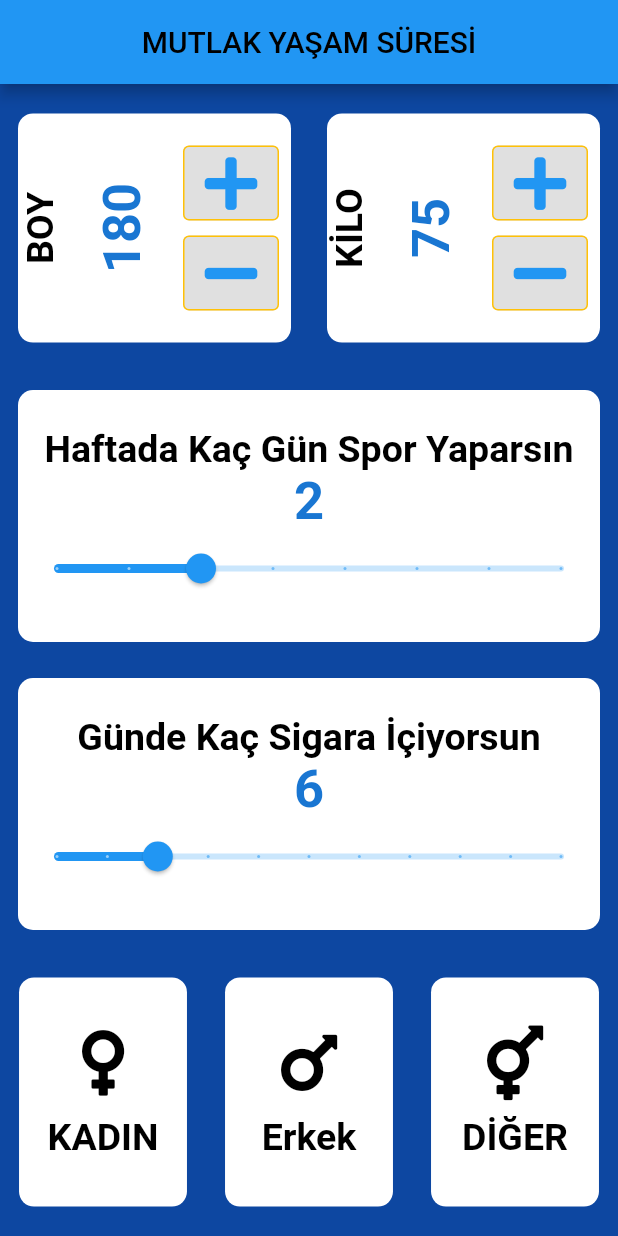
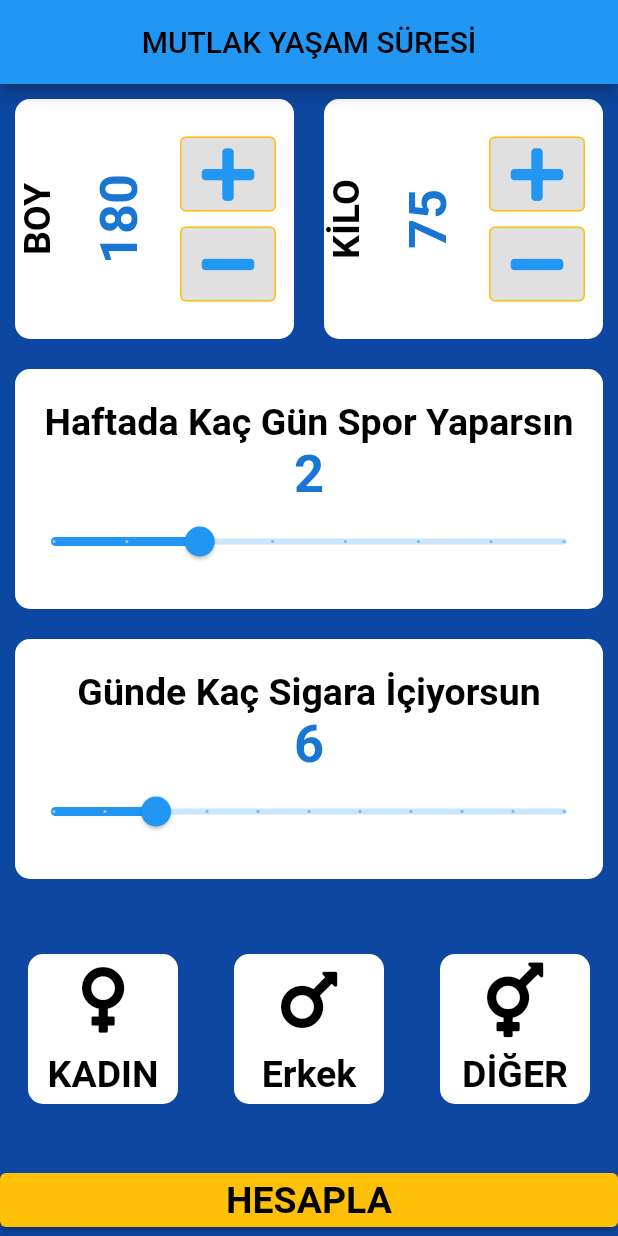
Before and after one commit to sekercih/life_cycle, a Flutter app: the screen it shows after launch, on a phone screen of 412 x 824 dp. Run offline on Flutter 3.47's test engine with Material 2 defaults, Android fonts, the phone set to English and light mode, and no system bars; our stand-ins replace font_awesome_flutter.

Commit message:
calc methot

```diff
--- a/lib/constants.dart
+++ b/lib/constants.dart
@@ -1,7 +1,7 @@
 import 'package:flutter/material.dart';
 
-TextStyle metinStyle = const TextStyle(
-    fontSize: 25.0, color: Colors.black, fontWeight: FontWeight.bold);
+TextStyle metinStyle =
+    TextStyle(fontSize: 25.0, color: Colors.black, fontWeight: FontWeight.bold);
 
 TextStyle sayiStyle = TextStyle(
     fontSize: 35, color: Colors.blue.shade700, fontWeight: FontWeight.bold);
--- a/lib/screens/input_page.dart
+++ b/lib/screens/input_page.dart
@@ -1,6 +1,8 @@
 import 'package:flutter/material.dart';
 import 'package:font_awesome_flutter/font_awesome_flutter.dart';
 import 'package:life_cycle_application/constants.dart';
+import 'package:life_cycle_application/screens/sonuc.dart';
+import 'package:life_cycle_application/userdata/user_data.dart';
 import 'package:life_cycle_application/wigdets/gender_wigdet.dart';
 import 'package:life_cycle_application/wigdets/my_container_wigdet.dart';
 
@@ -33,6 +35,7 @@ class _InputSayfasiState extends State<InputSayfasi> {
         crossAxisAlignment: CrossAxisAlignment.stretch,
         children: [
           Expanded(
+            flex: 2,
             child: Row(
               mainAxisAlignment: MainAxisAlignment.spaceAround,
               children: <Widget>[
@@ -83,6 +86,7 @@ class _InputSayfasiState extends State<InputSayfasi> {
           // ),
 
           Expanded(
+            flex: 2,
             child: MyContainer(
               child: Column(
                 mainAxisAlignment: MainAxisAlignment.center,
@@ -91,7 +95,11 @@ class _InputSayfasiState extends State<InputSayfasi> {
                     "Haftada Kaç Gün Spor Yaparsın",
                     style: metinStyle,
                   ),
-                  Text(spor.round().toString(), style: sayiStyle),
+                  Text(
+                    spor.round().toString(),
+                    style: sayiStyle,
+                    // textAlign: TextAlign.center,
+                  ),
                   Slider.adaptive(
                       max: 7,
                       min: 0,
@@ -108,6 +116,7 @@ class _InputSayfasiState extends State<InputSayfasi> {
             ),
           ),
           Expanded(
+            flex: 2,
             child: MyContainer(
               child: Column(
                 mainAxisAlignment: MainAxisAlignment.center,
@@ -140,10 +149,13 @@ class _InputSayfasiState extends State<InputSayfasi> {
             ),
           ),
           Expanded(
+            flex: 2,
             child: Row(
               mainAxisAlignment: MainAxisAlignment.spaceAround,
               children: [
                 MyContainer(
+                  width: 100,
+                  height: 100,
                   renk: selectGender == "KADIN" ? Colors.pink : Colors.white,
                   sonPress: () {
                     setState(() {
@@ -154,6 +166,8 @@ class _InputSayfasiState extends State<InputSayfasi> {
                   child: const CenderWigdet(),
                 ),
                 MyContainer(
+                  width: 100,
+                  height: 100,
                   renk:
                       selectGender == "ERKEK" ? Colors.lightBlue : Colors.white,
                   sonPress: () async {
@@ -168,6 +182,8 @@ class _InputSayfasiState extends State<InputSayfasi> {
                   ),
                 ),
                 MyContainer(
+                  width: 100,
+                  height: 100,
                   renk: selectGender == "DİĞER"
                       ? Color(0x8EE70707)
                       : Colors.white,
@@ -185,6 +201,22 @@ class _InputSayfasiState extends State<InputSayfasi> {
                 ),
               ],
             ),
+          ),
+          ElevatedButton(
+            style: ElevatedButton.styleFrom(primary: Colors.amber),
+            onPressed: () {
+              Navigator.push(
+                  context,
+                  MaterialPageRoute(
+                      builder: (context) => SonucPage(UserData(
+                          selectGender: selectGender,
+                          icilenSigara: icilenSigara,
+                          spor: spor,
+                          suIcmek: suIcmek,
+                          boy: boy,
+                          kilo: kilo))));
+            },
+            child: Text("HESAPLA", style: metinStyle),
           ),
         ],
       ),
--- /dev/null
+++ b/lib/userdata/user_data.dart
@@ -0,0 +1,16 @@
+class UserData {
+  String selectGender;
+  double icilenSigara;
+  double spor;
+  double suIcmek;
+  int boy;
+  int kilo;
+  UserData({
+    required this.selectGender,
+    required this.icilenSigara,
+    required this.spor,
+    required this.suIcmek,
+    required this.boy,
+    required this.kilo,
+  });
+}
--- a/lib/wigdets/my_container_wigdet.dart
+++ b/lib/wigdets/my_container_wigdet.dart
@@ -18,13 +18,13 @@ class MyContainer extends StatelessWidget {
   @override
   Widget build(BuildContext context) {
     Size size = MediaQuery.of(context).size;
-    double margin = 12;
+    double margin = 10;
     return GestureDetector(
       onTap: () {
         sonPress == null ? () {} : sonPress!();
       },
       child: Container(
-        height: height ?? size.height * 0.2 - margin,
+        height: height ?? size.height * 2 - margin,
         width: width ?? size.width * 0.33 - margin * 2,
         child: child,
         margin: EdgeInsets.all(margin),
```
Also changed, not shown: lib/screens/sonuc.dart (added, +51 -0 lines), lib/userdata/hesap.dart (added, +20 -0 lines), 6 other files.
